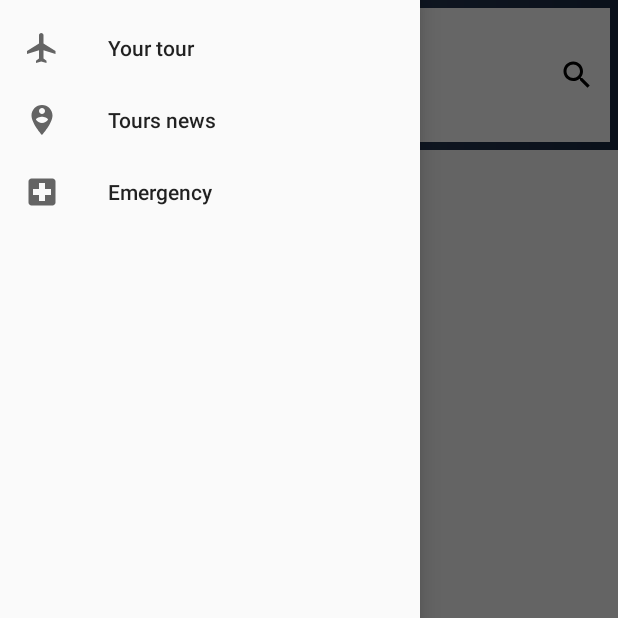
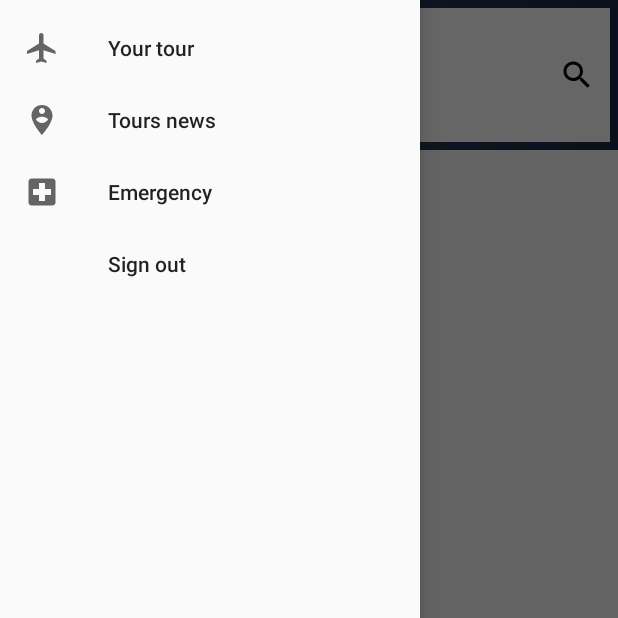
Before and after one commit to JeffKi11er/SEProjectGROUP22, an Android app: the HomeActivity screen opened directly, with no data from a screen before it, with the side drawer open, on a phone screen of 412 x 824 dp, the top half of it. Run offline under Robolectric (Android 15) with nearby library versions, the light colour scheme and no system bars.

Commit message:
updating menu bar

```diff
--- a/app/src/main/res/menu/menu_main.xml
+++ b/app/src/main/res/menu/menu_main.xml
@@ -16,4 +16,7 @@
         android:id="@+id/menu_emergency"
         android:icon="@drawable/ic_emergency"
         />
+    <item
+        android:title="Sign out"
+        android:id="@+id/menu_sign_out"/>
 </menu>
```
